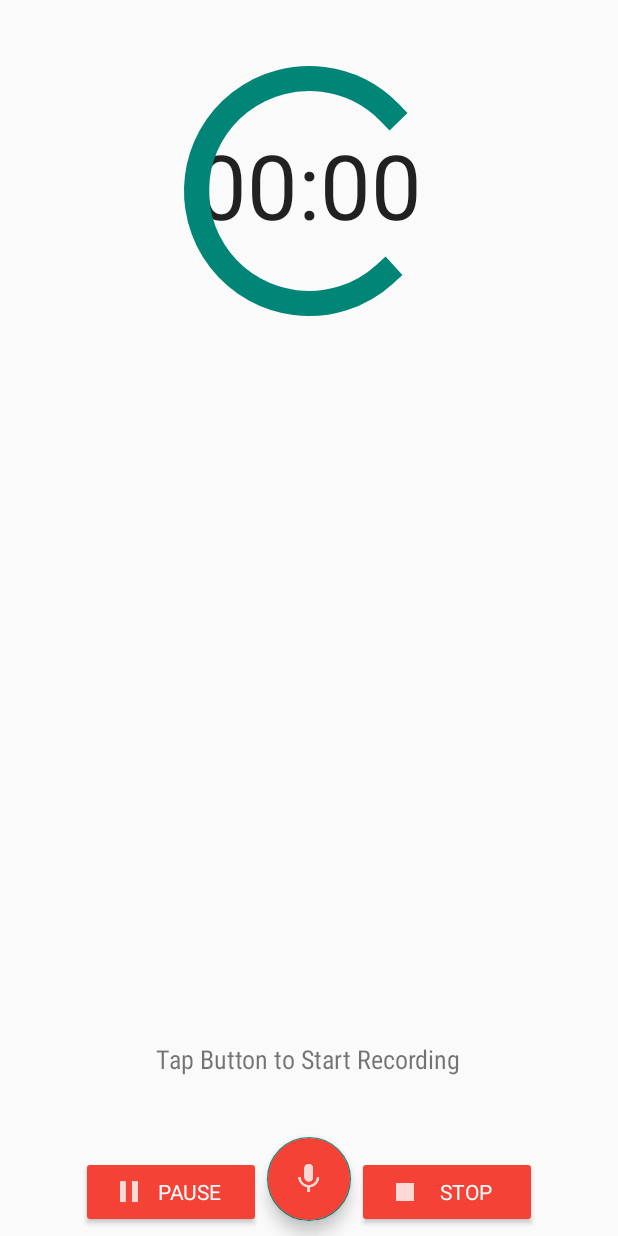
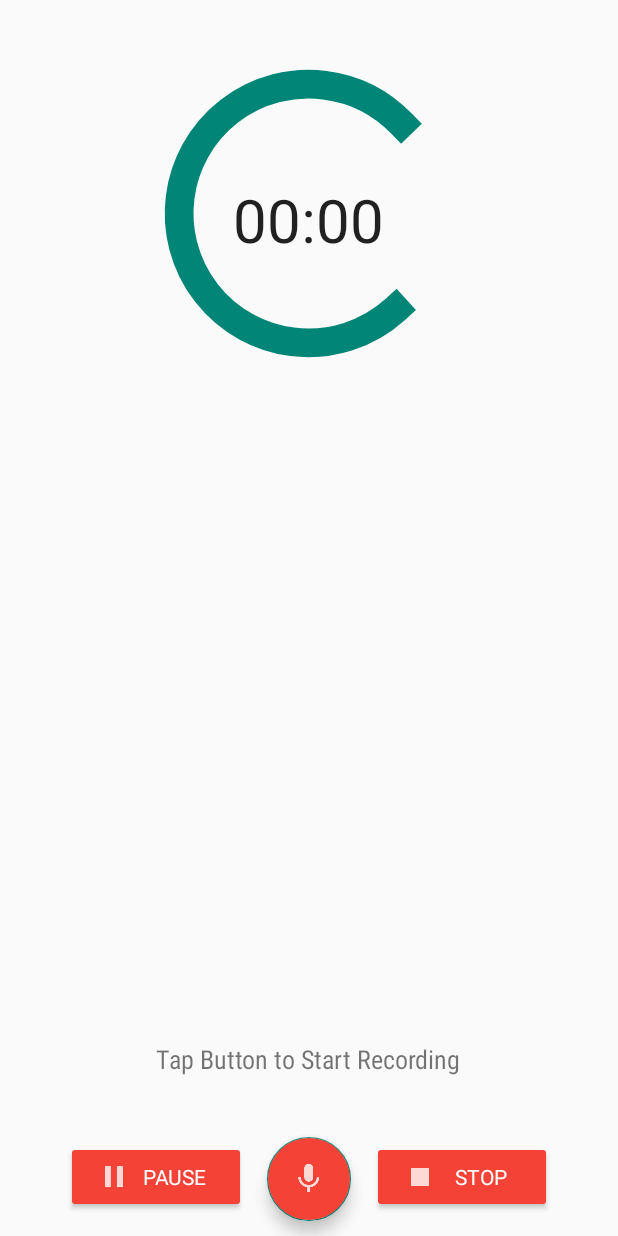
Before and after one commit to shounakdatta/Sound-Recorder, an Android app: the layout record_fragment_layout.xml on its own in the app's theme, with its tools: preview values and no code run, on a phone screen of 412 x 824 dp. Run offline under Robolectric (Android 15) with nearby library versions, the phone set to English and light mode, and no system bars.

```diff
--- a/app/build.gradle
+++ b/app/build.gradle
@@ -25,11 +25,11 @@ android {
 dependencies {
     implementation fileTree(dir: 'libs', include: ['*.jar'])
     implementation"org.jetbrains.kotlin:kotlin-stdlib-jdk7:$kotlin_version"
+    //noinspection GradleCompatible
     implementation 'com.android.support:appcompat-v7:28.0.0'
     implementation 'com.android.support.constraint:constraint-layout:1.1.3'
     testImplementation 'junit:junit:4.12'
     androidTestImplementation 'com.android.support.test:runner:1.0.2'
     androidTestImplementation 'com.android.support.test.espresso:espresso-core:3.0.2'
     implementation 'com.android.support:design:28.0.0'
-    implementation 'com.astuetz:pagerslidingtabstrip:1.0.1'
 }
--- a/app/src/main/res/layout/record_fragment_layout.xml
+++ b/app/src/main/res/layout/record_fragment_layout.xml
@@ -23,17 +23,17 @@
             android:layout_width="wrap_content"
             android:layout_height="wrap_content"
             android:id="@+id/chronometer"
-            android:textSize="60sp"
+            android:textSize="40sp"
             android:fontFamily="sans-serif"
             android:layout_centerHorizontal="true"
             android:layout_alignBottom="@id/recordProgressBar"
-            android:layout_marginBottom="64dp"
+            android:layout_marginBottom="84dp"
     >
     </Chronometer>
 
     <ProgressBar
-        android:layout_width="200dp"
-        android:layout_height="200dp"
+        android:layout_width="230dp"
+        android:layout_height="230dp"
         android:indeterminate="false"
         android:id="@+id/recordProgressBar"
         android:max="100"
@@ -55,8 +55,8 @@
         android:paddingHorizontal="20dp"
         android:layout_alignParentBottom="true"
         android:layout_alignRight="@+id/recordButton"
-        android:layout_marginRight="60dp"
-        android:layout_marginBottom="5dp"
+        android:layout_marginRight="70dp"
+        android:layout_marginBottom="15dp"
         android:backgroundTint="@color/colorPrimary"
     >
     </Button>
@@ -72,8 +72,8 @@
             android:paddingHorizontal="20dp"
             android:layout_alignParentBottom="true"
             android:layout_alignLeft="@+id/recordButton"
-            android:layout_marginLeft="60dp"
-            android:layout_marginBottom="5dp"
+            android:layout_marginLeft="70dp"
+            android:layout_marginBottom="15dp"
             android:backgroundTint="@color/colorPrimary"
     >
     </Button>
```
Also changed, not shown: app/src/main/java/com/example/shounakpc/soundrecorder/MainActivity.kt (+6 -6 lines), app/src/main/java/com/example/shounakpc/soundrecorder/RecordFragment.kt (+34 -11 lines), app/src/main/res/layout/activity_main.xml (+10 -10 lines).
